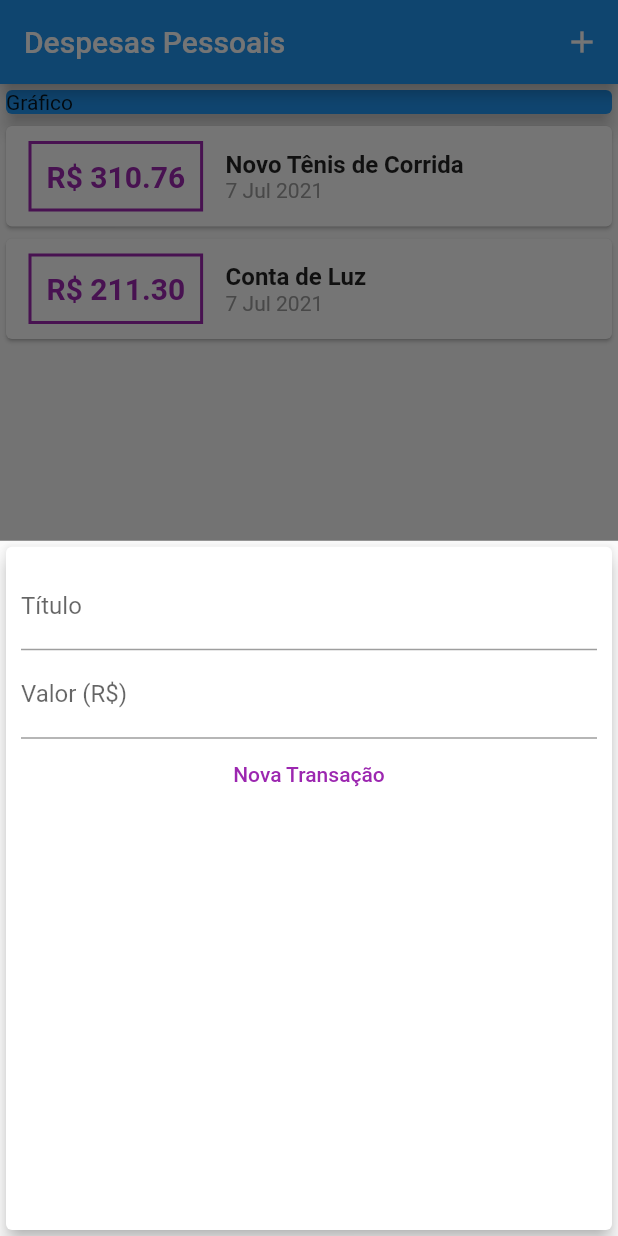
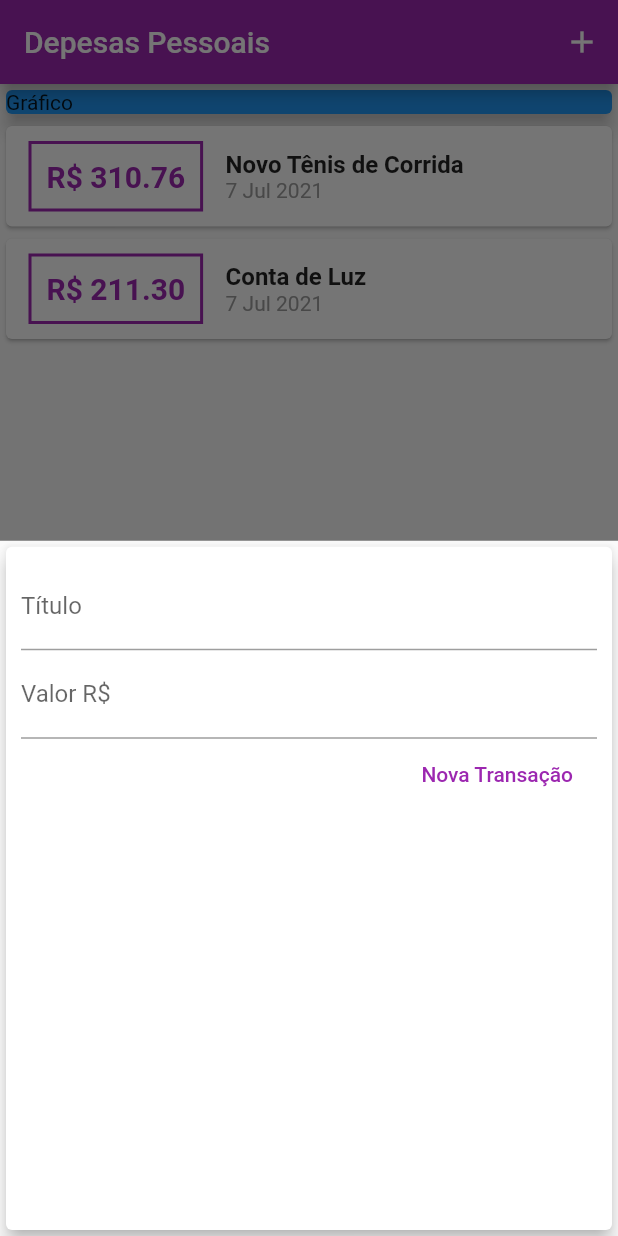
Before and after one commit to gabrielkussler/app-despesas, a Flutter app: the screen it shows after launch, after a tap on the "add" icon, on a phone screen of 412 x 824 dp. Run offline on Flutter 3.47's test engine with Material 2 defaults, Android fonts, the phone set to English and light mode, and no system bars.

Commit message:
adicionando tema com cor fixa ou com cores com intensidade proximas ao layotu do projeto

```diff
--- a/lib/Models/transaction.dart
+++ b/lib/Models/transaction.dart
@@ -11,5 +11,5 @@ class Transaction {
     required this.title,
     required this.value,
     required this.date,
-});
+  });
 }
--- a/lib/components/transaction_form.dart
+++ b/lib/components/transaction_form.dart
@@ -1,14 +1,12 @@
 import 'package:flutter/material.dart';
 
-
 class TransactionForm extends StatefulWidget {
-
   final void Function(String, double) onSubmit;
 
   TransactionForm(this.onSubmit);
 
   @override
-  State<TransactionForm> createState() => _TransactionFormState();
+  _TransactionFormState createState() => _TransactionFormState();
 }
 
 class _TransactionFormState extends State<TransactionForm> {
@@ -20,21 +18,21 @@ class _TransactionFormState extends State<TransactionForm> {
     final title = titleController.text;
     final value = double.tryParse(valueController.text) ?? 0.0;
 
-    if(title.isEmpty || value <= 0) {
-
+    if (title.isEmpty || value <= 0) {
+      return;
     }
 
-    widget.onSubmit(title,value);
+    widget.onSubmit(title, value);
   }
 
   @override
   Widget build(BuildContext context) {
-    return           Card(
+    return Card(
       elevation: 5,
       child: Padding(
         padding: const EdgeInsets.all(10),
         child: Column(
-          children: [
+          children: <Widget>[
             TextField(
               controller: titleController,
               onSubmitted: (_) => _submitForm(),
@@ -47,23 +45,22 @@ class _TransactionFormState extends State<TransactionForm> {
               keyboardType: TextInputType.numberWithOptions(decimal: true),
               onSubmitted: (_) => _submitForm(),
               decoration: InputDecoration(
-                labelText: 'Valor (R\$)',
+                labelText: 'Valor R\$',
               ),
             ),
             Row(
-              mainAxisAlignment: MainAxisAlignment.center,
-              children: [
+              mainAxisAlignment: MainAxisAlignment.end,
+              children: <Widget>[
                 FlatButton(
-                  onPressed: _submitForm ,
                   child: Text('Nova Transação'),
                   textColor: Colors.purple,
+                  onPressed: _submitForm,
                 ),
               ],
-            )
+            ),
           ],
         ),
       ),
-    )
-    ;
+    );
   }
 }
--- a/lib/components/transaction_list.dart
+++ b/lib/components/transaction_list.dart
@@ -1,10 +1,8 @@
 import 'package:flutter/material.dart';
-import 'package:appdespesasflutter/Models/transaction.dart';
+import '../models/transaction.dart';
 import 'package:intl/intl.dart';
 
-
 class TransactionList extends StatelessWidget {
-
   final List<Transaction> transactions;
 
   TransactionList(this.transactions);
@@ -21,13 +19,10 @@ class TransactionList extends StatelessWidget {
             child: Row(
               children: <Widget>[
                 Container(
-              margin: EdgeInsets.symmetric(
-               horizontal: 15,
-               vertical: 10,
-              ),
+                  margin: EdgeInsets.symmetric(horizontal: 15, vertical: 10),
                   decoration: BoxDecoration(
                     border: Border.all(
-                color: Colors.purple,
+                      color: Theme.of(context).primaryColor,
                       width: 2,
                     ),
                   ),
@@ -37,7 +32,7 @@ class TransactionList extends StatelessWidget {
                     style: TextStyle(
                       fontWeight: FontWeight.bold,
                       fontSize: 20,
-                color: Colors.purple,
+                      color: Theme.of(context).primaryColor,
                     ),
                   ),
                 ),
--- a/lib/main.dart
+++ b/lib/main.dart
@@ -1,22 +1,27 @@
-import 'package:appdespesasflutter/components/transaction_form.dart';
 import 'package:flutter/material.dart';
 import 'dart:math';
 import 'components/transaction_form.dart';
 import 'components/transaction_list.dart';
-import '../Models/transaction.dart';
+import 'models/transaction.dart';
 
 main() => runApp(ExpensesApp());
 
 class ExpensesApp extends StatelessWidget {
   @override
   Widget build(BuildContext context) {
-    return MaterialApp(home: MyHomePage());
+    return MaterialApp(
+      home: MyHomePage(),
+      theme: ThemeData(
+        primarySwatch: Colors.purple,
+        accentColor: Colors.amber,
+      ),
+    );
   }
 }
 
 class MyHomePage extends StatefulWidget {
   @override
-  State<MyHomePage> createState() => _MyHomePageState();
+  _MyHomePageState createState() => _MyHomePageState();
 }
 
 class _MyHomePageState extends State<MyHomePage> {
@@ -38,13 +43,15 @@ class _MyHomePageState extends State<MyHomePage> {
   _addTransaction(String title, double value) {
     final newTransaction = Transaction(
       id: Random().nextDouble().toString(),
+      title: title,
       value: value,
       date: DateTime.now(),
-      title: title,
     );
+
     setState(() {
       _transactions.add(newTransaction);
     });
+
     Navigator.of(context).pop();
   }
 
@@ -60,8 +67,8 @@ class _MyHomePageState extends State<MyHomePage> {
   Widget build(BuildContext context) {
     return Scaffold(
       appBar: AppBar(
-        title: Text('Despesas Pessoais'),
-        actions: [
+        title: Text('Depesas Pessoais'),
+        actions: <Widget>[
           IconButton(
             icon: Icon(Icons.add),
             onPressed: () => _openTransactionFormModal(context),
```
Lines whose indentation alone changed are shown as unchanged.
